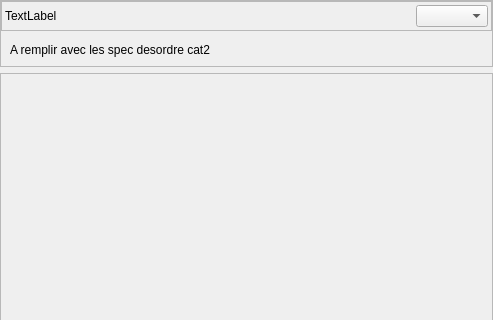
Qt form Lamia/iface/qgiswidget/tools/toolprepro/base3_urbandrainage/lamiabase_ud_deficiency_tool_ui.ui (Artelia/Lamia) before a commit; both pictures show x 0 to 493 and y 0 to 320 of the 493 by 465 pixel window.
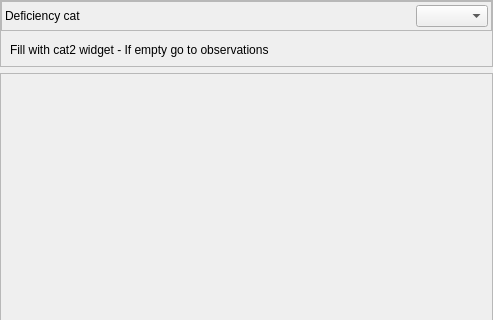
The same form after that commit. The open tabs and pages were chosen to show the change.

```diff
--- a/Lamia/iface/qgiswidget/tools/toolprepro/base3_urbandrainage/lamiabase_ud_deficiency_tool_ui.ui
+++ b/Lamia/iface/qgiswidget/tools/toolprepro/base3_urbandrainage/lamiabase_ud_deficiency_tool_ui.ui
@@ -74,7 +74,7 @@
          <item row="0" column="0">
           <widget class="QLabel" name="label_2">
            <property name="text">
-            <string>TextLabel</string>
+            <string>Deficiency cat</string>
            </property>
           </widget>
          </item>
@@ -105,7 +105,7 @@
           <item>
            <widget class="QLabel" name="label_3">
             <property name="text">
-             <string>A remplir avec les spec desordre cat2</string>
+             <string>Fill with cat2 widget - If empty go to observations</string>
             </property>
            </widget>
           </item>
```
Left out of the diff: 8 changed lines with no effect on the pictures.
